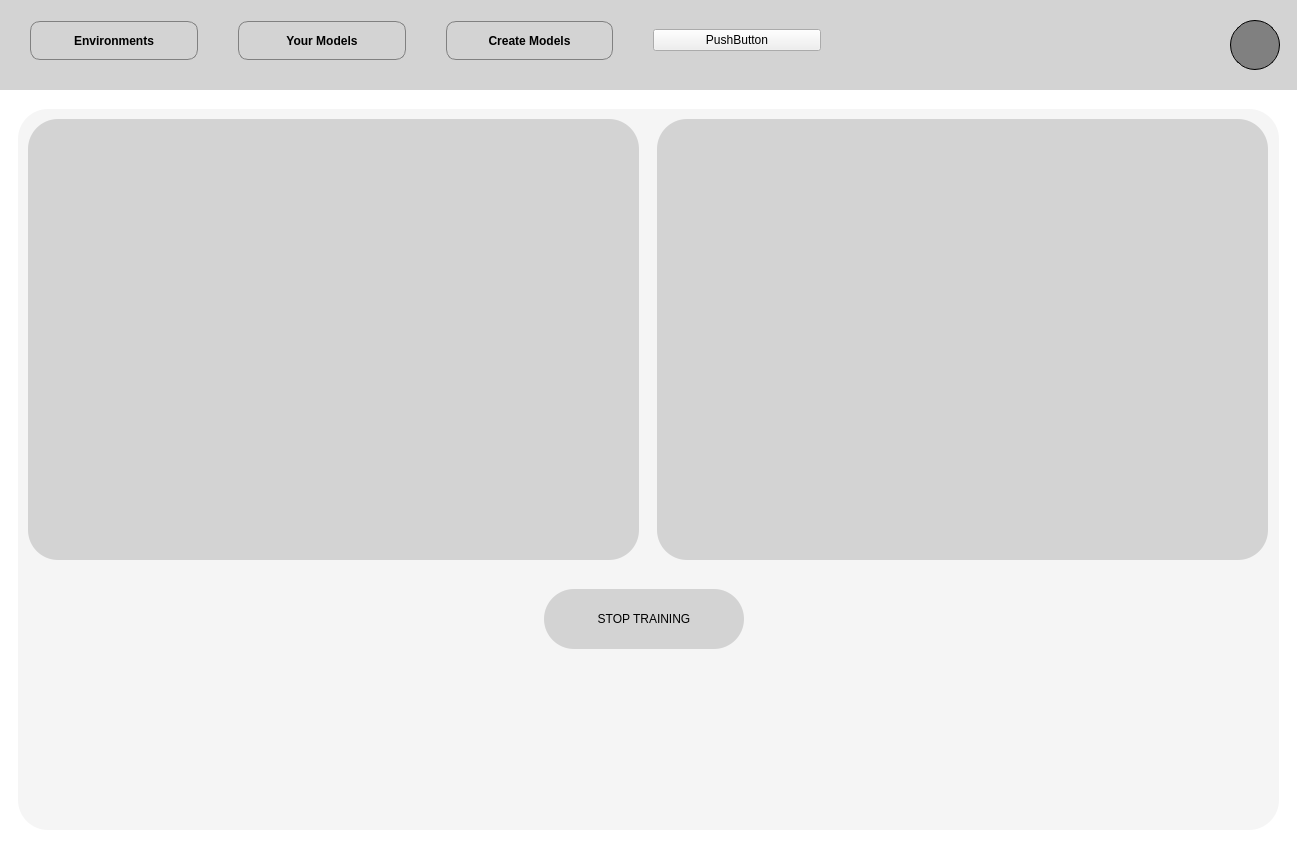
Before: the Qt Designer form Dashboard/gui_stripped.ui in rewards-ai/training-platform, drawn with Qt 5.
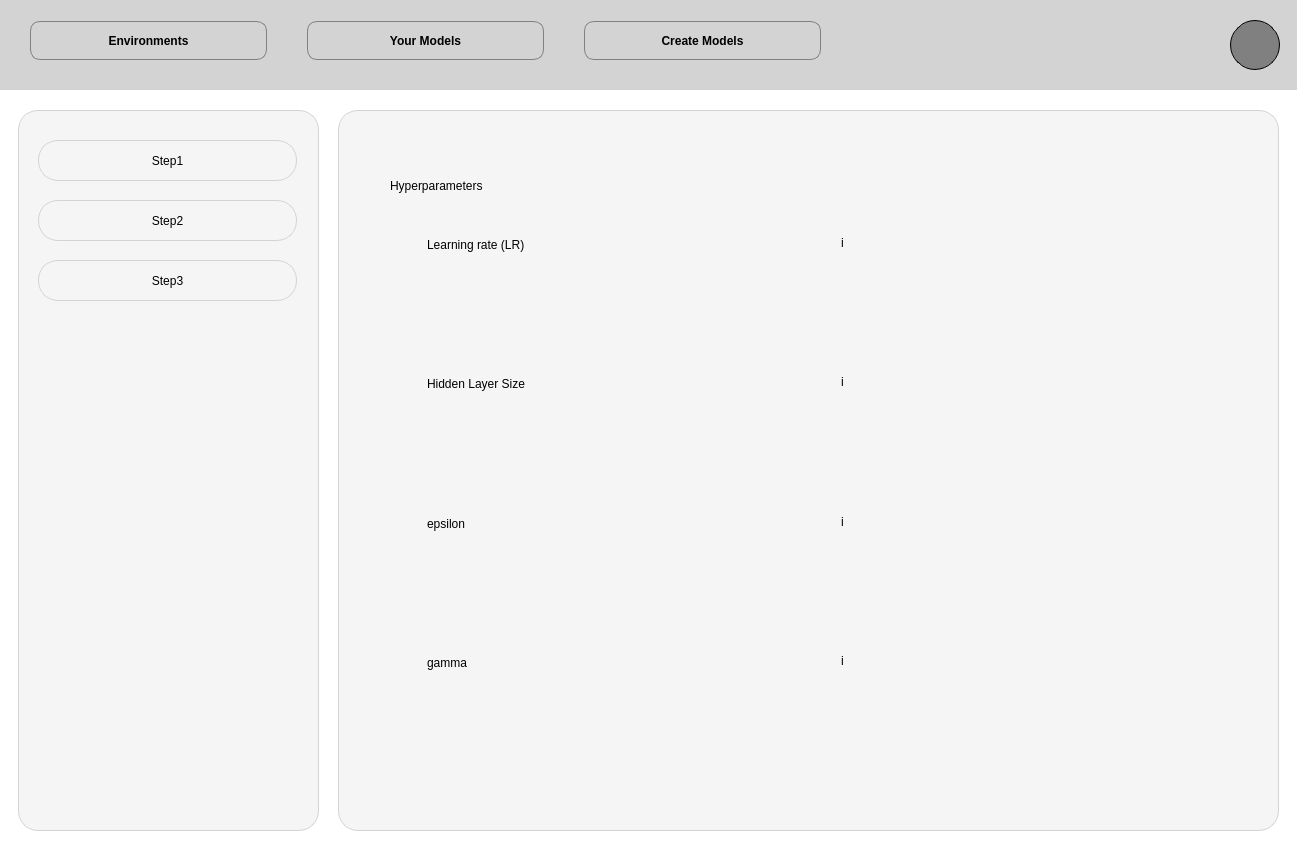
After: the same form once the commit is applied.

Diff of the .ui file:
```diff
--- a/Dashboard/gui_stripped.ui
+++ b/Dashboard/gui_stripped.ui
@@ -116,13 +116,6 @@
         </property>
        </widget>
       </item>
-      <item>
-       <widget class="QPushButton" name="pushButton_4">
-        <property name="text">
-         <string>PushButton</string>
-        </property>
-       </widget>
-      </item>
      </layout>
     </widget>
    </widget>
@@ -380,22 +373,180 @@
          </rect>
         </property>
         <property name="text">
-         <string>HyperParameter 1</string>
+         <string>Hyperparameters</string>
         </property>
        </widget>
-       <widget class="QLineEdit" name="step2_desc">
+       <widget class="QWidget" name="verticalLayoutWidget">
         <property name="geometry">
          <rect>
-          <x>31</x>
-          <y>81</y>
-          <width>551</width>
-          <height>31</height>
+          <x>60</x>
+          <y>90</y>
+          <width>451</width>
+          <height>551</height>
          </rect>
         </property>
-        <property name="styleSheet">
-         <string notr="true">border: 1px grey solid;
-background: white;</string>
-        </property>
+        <layout class="QVBoxLayout" name="hyperparams_layout">
+         <item>
+          <widget class="QWidget" name="hyperparam_1" native="true">
+           <widget class="QLabel" name="hyperparam_label_1">
+            <property name="geometry">
+             <rect>
+              <x>10</x>
+              <y>10</y>
+              <width>161</width>
+              <height>31</height>
+             </rect>
+            </property>
+            <property name="text">
+             <string>Learning rate (LR)</string>
+            </property>
+           </widget>
+           <widget class="QLineEdit" name="hyperparam_value_1">
+            <property name="geometry">
+             <rect>
+              <x>10</x>
+              <y>40</y>
+              <width>241</width>
+              <height>31</height>
+             </rect>
+            </property>
+           </widget>
+           <widget class="QPushButton" name="hyperparam_info_1">
+            <property name="geometry">
+             <rect>
+              <x>410</x>
+              <y>10</y>
+              <width>31</width>
+              <height>28</height>
+             </rect>
+            </property>
+            <property name="text">
+             <string>i</string>
+            </property>
+           </widget>
+          </widget>
+         </item>
+         <item>
+          <widget class="QWidget" name="hyperparam_2" native="true">
+           <widget class="QLabel" name="hyperparam_label_2">
+            <property name="geometry">
+             <rect>
+              <x>10</x>
+              <y>10</y>
+              <width>161</width>
+              <height>31</height>
+             </rect>
+            </property>
+            <property name="text">
+             <string>Hidden Layer Size</string>
+            </property>
+           </widget>
+           <widget class="QLineEdit" name="hyperparam_value_2">
+            <property name="geometry">
+             <rect>
+              <x>10</x>
+              <y>40</y>
+              <width>241</width>
+              <height>31</height>
+             </rect>
+            </property>
+           </widget>
+           <widget class="QPushButton" name="hyperparam_info_2">
+            <property name="geometry">
+             <rect>
+              <x>410</x>
+              <y>10</y>
+              <width>31</width>
+              <height>28</height>
+             </rect>
+            </property>
+            <property name="text">
+             <string>i</string>
+            </property>
+           </widget>
+          </widget>
+         </item>
+         <item>
+          <widget class="QWidget" name="hyperparam_3" native="true">
+           <widget class="QLabel" name="hyperparam_label_3">
+            <property name="geometry">
+             <rect>
+              <x>10</x>
+              <y>10</y>
+              <width>161</width>
+              <height>31</height>
+             </rect>
+            </property>
+            <property name="text">
+             <string>epsilon</string>
+            </property>
+           </widget>
+           <widget class="QLineEdit" name="hyperparam_value_3">
+            <property name="geometry">
+             <rect>
+              <x>10</x>
+              <y>40</y>
+              <width>241</width>
+              <height>31</height>
+             </rect>
+            </property>
+           </widget>
+           <widget class="QPushButton" name="hyperparam_info_3">
+            <property name="geometry">
+             <rect>
+              <x>410</x>
+              <y>10</y>
+              <width>31</width>
+              <height>28</height>
+             </rect>
+            </property>
+            <property name="text">
+             <string>i</string>
+            </property>
+           </widget>
+          </widget>
+         </item>
+         <item>
+          <widget class="QWidget" name="hyperparam_4" native="true">
+           <widget class="QLabel" name="hyperparam_label_4">
+            <property name="geometry">
+             <rect>
+              <x>10</x>
+              <y>10</y>
+              <width>161</width>
+              <height>31</height>
+             </rect>
+            </property>
+            <property name="text">
+             <string>gamma</string>
+            </property>
+           </widget>
+           <widget class="QLineEdit" name="hyperparam_value_4">
+            <property name="geometry">
+             <rect>
+              <x>10</x>
+              <y>40</y>
+              <width>241</width>
+              <height>31</height>
+             </rect>
+            </property>
+           </widget>
+           <widget class="QPushButton" name="hyperparam_info_4">
+            <property name="geometry">
+             <rect>
+              <x>410</x>
+              <y>10</y>
+              <width>31</width>
+              <height>28</height>
+             </rect>
+            </property>
+            <property name="text">
+             <string>i</string>
+            </property>
+           </widget>
+          </widget>
+         </item>
+        </layout>
        </widget>
       </widget>
       <widget class="QWidget" name="steps_3" native="true">
@@ -471,9 +622,9 @@
         </property>
        </widget>
       </widget>
-      <zorder>steps_2</zorder>
-      <zorder>steps_1</zorder>
       <zorder>steps_3</zorder>
+      <zorder>steps_1</zorder>
+      <zorder>steps_2</zorder>
      </widget>
      <zorder>steps_desc_window</zorder>
      <zorder>steps_window</zorder>
@@ -549,9 +700,9 @@
       </widget>
      </widget>
     </widget>
-    <zorder>model_creation_window</zorder>
-    <zorder>content_background</zorder>
     <zorder>model_training_window</zorder>
+    <zorder>content_background</zorder>
+    <zorder>model_creation_window</zorder>
    </widget>
    <zorder>loading</zorder>
    <zorder>navbar</zorder>
```
